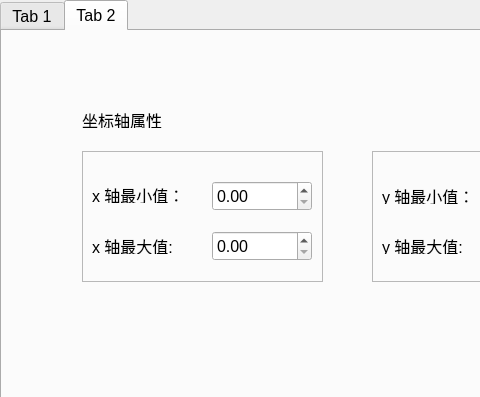
Qt form curve_property.ui (littleTrick/CurveDisplay) before a commit; both pictures show x 0 to 480 and y 0 to 397 of the 820 by 397 pixel window.
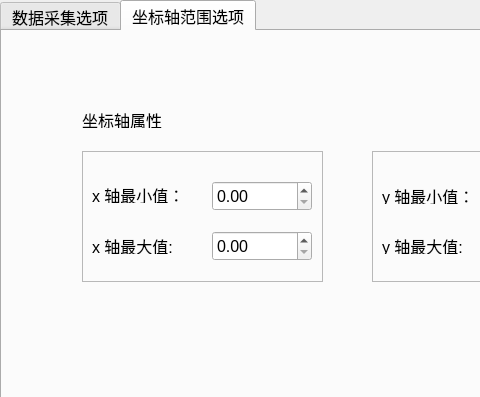
The same form after that commit. The open tabs and pages were chosen to show the change.

The edit to the form file:
```diff
--- a/curve_property.ui
+++ b/curve_property.ui
@@ -32,7 +32,7 @@
    </property>
    <widget class="QWidget" name="tab">
     <attribute name="title">
-     <string>Tab 1</string>
+     <string>数据采集选项</string>
     </attribute>
     <widget class="QFrame" name="frame">
      <property name="geometry">
@@ -238,7 +238,7 @@
    </widget>
    <widget class="QWidget" name="tab_2">
     <attribute name="title">
-     <string>Tab 2</string>
+     <string>坐标轴范围选项</string>
     </attribute>
     <widget class="QLabel" name="label">
      <property name="geometry">
```
Left out of the diff: 12 changed lines with no effect on the pictures.
